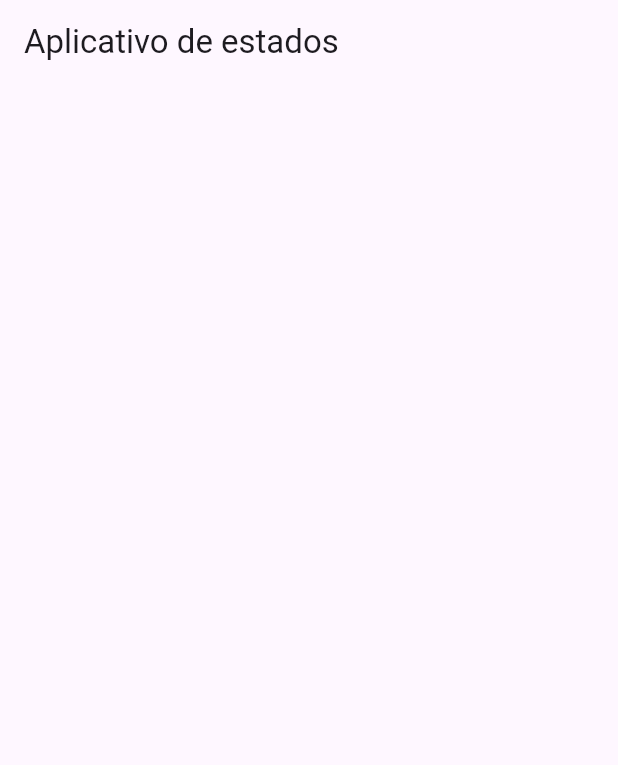
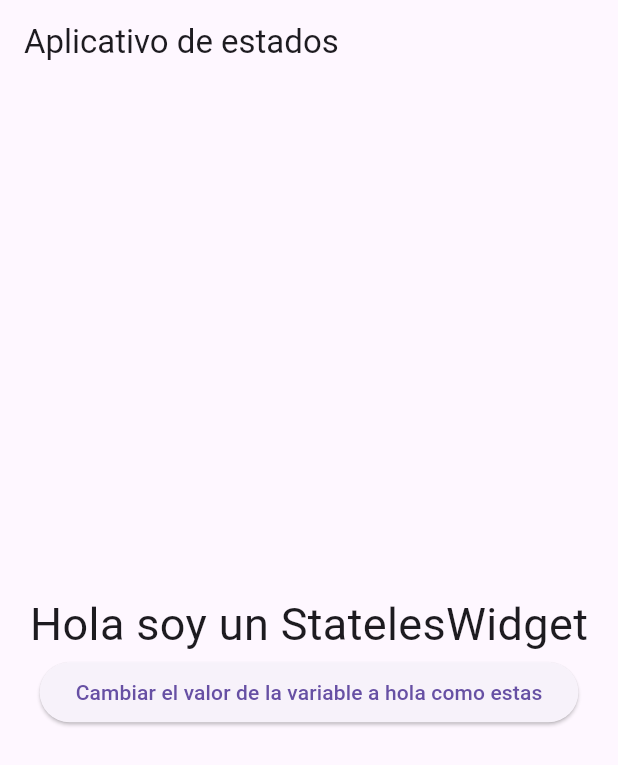
Before and after one commit to fr4nsgallegos/statelessfullwidgetappG14, a Flutter app: the screen it shows after launch, on a phone screen of 412 x 824 dp. Shown: the top 765 px of the screen. Run offline on Flutter 3.47's test engine with Material 3 defaults, Android fonts, the phone set to English and light mode, and no system bars.

Commit message:
stateles widget

```diff
--- a/lib/main.dart
+++ b/lib/main.dart
@@ -2,5 +2,5 @@ import 'package:flutter/material.dart';
 import 'package:statelessfullwidgetapp/pages/home_page.dart';
 
 void main() {
-  runApp(MaterialApp(home: HomePage()));
+  runApp(MaterialApp(home: MiWidgetEstatico()));
 }
--- a/lib/pages/home_page.dart
+++ b/lib/pages/home_page.dart
@@ -1,10 +1,27 @@
 import 'package:flutter/material.dart';
 
-class HomePage extends StatelessWidget {
-  const HomePage({super.key});
+class MiWidgetEstatico extends StatelessWidget {
+  String textoMostrar = "Hola soy un StatelesWidget";
 
   @override
   Widget build(BuildContext context) {
-    return Scaffold(appBar: AppBar(title: Text("Aplicativo de estados")));
+    return Scaffold(
+      appBar: AppBar(title: Text("Aplicativo de estados")),
+      body: Center(
+        child: Column(
+          mainAxisAlignment: MainAxisAlignment.center,
+          children: [
+            Text(textoMostrar, style: TextStyle(fontSize: 30)),
+            ElevatedButton(
+              onPressed: () {
+                textoMostrar = "hola como estas";
+                print(textoMostrar);
+              },
+              child: Text("Cambiar el valor de la variable a hola como estas"),
+            ),
+          ],
+        ),
+      ),
+    );
   }
 }
```
